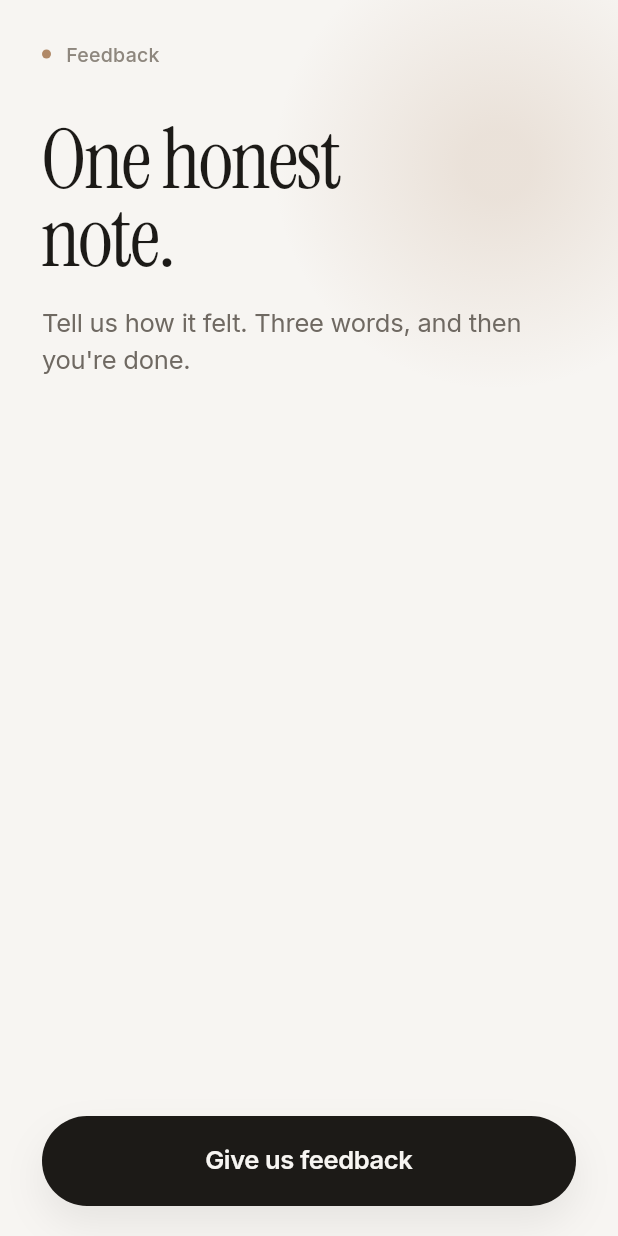
After one commit to imsandarva/Interactions, a Flutter app: the FeedbackScreen screen opened directly, on a phone screen of 412 x 824 dp. The commit adds this screen. Run offline on Flutter 3.47's test engine with Material 3 defaults, Android fonts, the phone set to English and light mode, and no system bars.

Commit message:
Starting to make this feedback interaction

```diff
--- /dev/null
+++ b/lib/studies/feedback/copy/feedback_copy.dart
@@ -0,0 +1,7 @@
+/// Words for the invitation. The choices themselves are not here yet.
+abstract final class FeedbackCopy {
+  static const mark = 'Feedback';
+  static const headline = 'One honest\nnote.';
+  static const body = 'Tell us how it felt. Three words, and then you\'re done.';
+  static const action = 'Give us feedback';
+}
--- /dev/null
+++ b/lib/studies/feedback/feedback_screen.dart
@@ -0,0 +1,20 @@
+import 'package:flutter/material.dart';
+
+import 'package:interactions/studies/feedback/stage/feedback_stage.dart';
+import 'package:interactions/studies/feedback/theme/feedback_style.dart';
+
+/// Study 02. The invitation only. The prompt attaches at [_hold] later.
+class FeedbackScreen extends StatelessWidget {
+  const FeedbackScreen({super.key});
+
+  /// Acknowledges the tap and goes nowhere until Bad, Fine, and Great exist.
+  static void _hold() {}
+
+  @override
+  Widget build(BuildContext context) {
+    return Scaffold(
+      backgroundColor: FeedbackColors.paper,
+      body: FeedbackStage(onGiveFeedback: _hold),
+    );
+  }
+}
--- /dev/null
+++ b/lib/studies/feedback/invite/give_feedback_button.dart
@@ -0,0 +1,75 @@
+import 'package:flutter/services.dart';
+import 'package:flutter/widgets.dart';
+
+import 'package:interactions/studies/feedback/copy/feedback_copy.dart';
+import 'package:interactions/studies/feedback/theme/feedback_style.dart';
+
+/// The only action on the page. Press settles here until the prompt exists.
+class GiveFeedbackButton extends StatefulWidget {
+  const GiveFeedbackButton({required this.onPressed, super.key});
+
+  final VoidCallback onPressed;
+
+  @override
+  State<GiveFeedbackButton> createState() => _GiveFeedbackButtonState();
+}
+
+class _GiveFeedbackButtonState extends State<GiveFeedbackButton> {
+  var _pressed = false;
+
+  void _setPressed(bool value) {
+    if (_pressed == value) return;
+    setState(() => _pressed = value);
+  }
+
+  void _down() {
+    _setPressed(true);
+    HapticFeedback.lightImpact();
+  }
+
+  @override
+  Widget build(BuildContext context) => _button();
+
+  Widget _button() {
+    return Semantics(
+      button: true,
+      label: FeedbackCopy.action,
+      child: GestureDetector(
+        behavior: HitTestBehavior.opaque,
+        onTapDown: (_) => _down(),
+        onTapUp: (_) => _setPressed(false),
+        onTapCancel: () => _setPressed(false),
+        onTap: widget.onPressed,
+        child: AnimatedScale(
+          scale: _pressed ? 0.975 : 1,
+          duration: const Duration(milliseconds: 120),
+          curve: Curves.easeOut,
+          child: _fill(),
+        ),
+      ),
+    );
+  }
+
+  Widget _fill() {
+    return AnimatedContainer(
+      duration: const Duration(milliseconds: 120),
+      curve: Curves.easeOut,
+      height: 60,
+      alignment: Alignment.center,
+      decoration: BoxDecoration(
+        color: _pressed ? FeedbackColors.inkPressed : FeedbackColors.ink,
+        borderRadius: const BorderRadius.all(Radius.circular(30)),
+        boxShadow: [_shadow()],
+      ),
+      child: const Text(FeedbackCopy.action, style: FeedbackType.action),
+    );
+  }
+
+  BoxShadow _shadow() {
+    return BoxShadow(
+      color: FeedbackColors.lift,
+      blurRadius: _pressed ? 10 : 22,
+      offset: Offset(0, _pressed ? 4 : 12),
+    );
+  }
+}
--- /dev/null
+++ b/lib/studies/feedback/stage/feedback_glow.dart
@@ -0,0 +1,24 @@
+import 'package:flutter/widgets.dart';
+
+import 'package:interactions/studies/feedback/theme/feedback_style.dart';
+
+/// A soft clay wash behind the headline. It does not take taps.
+class FeedbackGlow extends StatelessWidget {
+  const FeedbackGlow({super.key});
+
+  @override
+  Widget build(BuildContext context) {
+    return const IgnorePointer(
+      child: DecoratedBox(
+        decoration: BoxDecoration(
+          shape: BoxShape.circle,
+          gradient: RadialGradient(
+            colors: [FeedbackColors.glow, FeedbackColors.glowFade],
+            stops: [0.15, 1],
+          ),
+        ),
+        child: SizedBox.square(dimension: 300),
+      ),
+    );
+  }
+}
--- /dev/null
+++ b/lib/studies/feedback/stage/feedback_intro.dart
@@ -0,0 +1,41 @@
+import 'package:flutter/widgets.dart';
+
+import 'package:interactions/studies/feedback/copy/feedback_copy.dart';
+import 'package:interactions/studies/feedback/theme/feedback_style.dart';
+
+/// The mark, the line, and the promise. No choices yet.
+class FeedbackIntro extends StatelessWidget {
+  const FeedbackIntro({super.key});
+
+  @override
+  Widget build(BuildContext context) {
+    return const Column(
+      crossAxisAlignment: CrossAxisAlignment.start,
+      children: [
+        FeedbackMark(),
+        SizedBox(height: 36),
+        Text(FeedbackCopy.headline, style: FeedbackType.headline),
+        SizedBox(height: 18),
+        Text(FeedbackCopy.body, style: FeedbackType.body),
+      ],
+    );
+  }
+}
+
+class FeedbackMark extends StatelessWidget {
+  const FeedbackMark({super.key});
+
+  @override
+  Widget build(BuildContext context) {
+    return const Row(
+      children: [
+        DecoratedBox(
+          decoration: BoxDecoration(color: FeedbackColors.accent, shape: BoxShape.circle),
+          child: SizedBox.square(dimension: 6),
+        ),
+        SizedBox(width: 10),
+        Text(FeedbackCopy.mark, style: FeedbackType.mark),
+      ],
+    );
+  }
+}
--- /dev/null
+++ b/lib/studies/feedback/stage/feedback_stage.dart
@@ -0,0 +1,36 @@
+import 'package:flutter/widgets.dart';
+
+import 'package:interactions/studies/feedback/invite/give_feedback_button.dart';
+import 'package:interactions/studies/feedback/stage/feedback_glow.dart';
+import 'package:interactions/studies/feedback/stage/feedback_intro.dart';
+
+/// Glow, words, and the invitation, in that order.
+class FeedbackStage extends StatelessWidget {
+  const FeedbackStage({required this.onGiveFeedback, super.key});
+
+  final VoidCallback onGiveFeedback;
+
+  @override
+  Widget build(BuildContext context) {
+    return Stack(
+      children: [
+        const Positioned(top: -40, right: -70, child: FeedbackGlow()),
+        SafeArea(child: _body()),
+      ],
+    );
+  }
+
+  Widget _body() {
+    return Padding(
+      padding: const EdgeInsets.fromLTRB(28, 28, 28, 20),
+      child: Column(
+        crossAxisAlignment: CrossAxisAlignment.stretch,
+        children: [
+          const FeedbackIntro(),
+          const Spacer(),
+          GiveFeedbackButton(onPressed: onGiveFeedback),
+        ],
+      ),
+    );
+  }
+}
--- /dev/null
+++ b/lib/studies/feedback/theme/feedback_style.dart
@@ -0,0 +1,53 @@
+import 'package:flutter/widgets.dart';
+
+import 'package:interactions/app/theme/app_colors.dart';
+
+/// Warm paper, the shared clay accent, one dark invitation.
+abstract final class FeedbackColors {
+  static const paper = AppColors.paper;
+  static const ink = AppColors.ink;
+  static const inkSoft = AppColors.inkSoft;
+  static const inkFaint = AppColors.inkFaint;
+  static const accent = AppColors.accent;
+  static const onInk = AppColors.paper;
+  static const inkPressed = Color(0xFF2C2926);
+  static const lift = Color(0x141C1A17);
+  static const glow = Color(0x2EB08968);
+  static const glowFade = Color(0x00B08968);
+}
+
+abstract final class FeedbackType {
+  static const mark = TextStyle(
+    fontFamily: 'Inter',
+    fontWeight: FontWeight.w500,
+    fontSize: 13,
+    height: 1.2,
+    letterSpacing: 0.2,
+    color: FeedbackColors.inkFaint,
+  );
+  static const headline = TextStyle(
+    fontFamily: 'Instrument Serif',
+    fontSize: 56,
+    height: 0.92,
+    letterSpacing: -1.4,
+    color: FeedbackColors.ink,
+  );
+  static const body = TextStyle(
+    fontFamily: 'Inter',
+    fontWeight: FontWeight.w400,
+    fontSize: 17,
+    height: 1.45,
+    letterSpacing: -0.15,
+    color: FeedbackColors.inkSoft,
+  );
+  static const action = TextStyle(
+    inherit: false,
+    fontFamily: 'Inter',
+    fontWeight: FontWeight.w600,
+    fontSize: 17,
+    height: 1,
+    letterSpacing: -0.25,
+    color: FeedbackColors.onInk,
+    decoration: TextDecoration.none,
+  );
+}
--- a/lib/studies/study_registry.dart
+++ b/lib/studies/study_registry.dart
@@ -1,3 +1,4 @@
+import 'package:interactions/studies/feedback/feedback_screen.dart';
 import 'package:interactions/studies/payment/payment_screen.dart';
 import 'package:interactions/studies/study.dart';
 
@@ -9,5 +10,10 @@ abstract final class StudyRegistry {
       note: 'Pay for Plus.',
       page: (_) => const PaymentScreen(),
     ),
+    Study(
+      title: 'Feedback',
+      note: 'How did it feel.',
+      page: (_) => const FeedbackScreen(),
+    ),
   ];
 }
```
Also changed, not shown: 3 other files.
